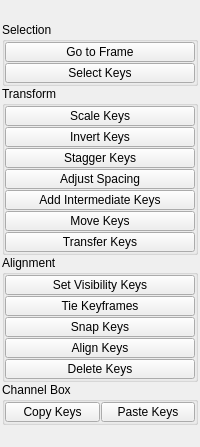
Qt form tentacle/ui/animation.ui (m3trik/tentacle) before a commit.
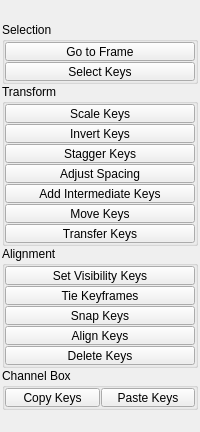
The same form after that commit. Custom widgets are drawn as their Qt base class.

```diff
--- a/tentacle/ui/animation.ui
+++ b/tentacle/ui/animation.ui
@@ -95,13 +95,13 @@
            <property name="minimumSize">
             <size>
              <width>0</width>
-             <height>20</height>
+             <height>19</height>
             </size>
            </property>
            <property name="maximumSize">
             <size>
              <width>16777215</width>
-             <height>20</height>
+             <height>19</height>
             </size>
            </property>
            <property name="toolTip">
@@ -120,13 +120,13 @@
            <property name="minimumSize">
             <size>
              <width>0</width>
-             <height>20</height>
+             <height>19</height>
             </size>
            </property>
            <property name="maximumSize">
             <size>
              <width>16777215</width>
-             <height>20</height>
+             <height>19</height>
             </size>
            </property>
            <property name="toolTip">
@@ -169,13 +169,13 @@
            <property name="minimumSize">
             <size>
              <width>0</width>
-             <height>20</height>
+             <height>19</height>
             </size>
            </property>
            <property name="maximumSize">
             <size>
              <width>16777215</width>
-             <height>20</height>
+             <height>19</height>
             </size>
            </property>
            <property name="toolTip">
@@ -194,13 +194,13 @@
            <property name="minimumSize">
             <size>
              <width>0</width>
-             <height>20</height>
+             <height>19</height>
             </size>
            </property>
            <property name="maximumSize">
             <size>
              <width>16777215</width>
-             <height>20</height>
+             <height>19</height>
             </size>
            </property>
            <property name="toolTip">
@@ -219,13 +219,13 @@
            <property name="minimumSize">
             <size>
              <width>0</width>
-             <height>20</height>
+             <height>19</height>
             </size>
            </property>
            <property name="maximumSize">
             <size>
              <width>16777215</width>
-             <height>20</height>
+             <height>19</height>
             </size>
            </property>
            <property name="toolTip">
@@ -244,13 +244,13 @@
            <property name="minimumSize">
             <size>
              <width>0</width>
-             <height>20</height>
+             <height>19</height>
             </size>
            </property>
            <property name="maximumSize">
             <size>
              <width>16777215</width>
-             <height>20</height>
+             <height>19</height>
             </size>
            </property>
            <property name="toolTip">
@@ -271,13 +271,13 @@
            <property name="minimumSize">
             <size>
              <width>0</width>
-             <height>20</height>
+             <height>19</height>
             </size>
            </property>
            <property name="maximumSize">
             <size>
              <width>16777215</width>
-             <height>20</height>
+             <height>19</height>
             </size>
            </property>
            <property name="toolTip">
@@ -297,13 +297,13 @@
            <property name="minimumSize">
             <size>
              <width>0</width>
-             <height>20</height>
+             <height>19</height>
             </size>
            </property>
            <property name="maximumSize">
             <size>
              <width>16777215</width>
-             <height>20</height>
+             <height>19</height>
             </size>
            </property>
            <property name="toolTip">
@@ -323,13 +323,13 @@
            <property name="minimumSize">
             <size>
              <width>0</width>
-             <height>20</height>
+             <height>19</height>
             </size>
            </property>
            <property name="maximumSize">
             <size>
              <width>16777215</width>
-             <height>20</height>
+             <height>19</height>
             </size>
            </property>
            <property name="toolTip">
@@ -372,13 +372,13 @@
            <property name="minimumSize">
             <size>
              <width>0</width>
-             <height>20</height>
+             <height>19</height>
             </size>
            </property>
            <property name="maximumSize">
             <size>
              <width>16777215</width>
-             <height>20</height>
+             <height>19</height>
             </size>
            </property>
            <property name="toolTip">
@@ -398,13 +398,13 @@
            <property name="minimumSize">
             <size>
              <width>0</width>
-             <height>20</height>
+             <height>19</height>
             </size>
            </property>
            <property name="maximumSize">
             <size>
              <width>16777215</width>
-             <height>20</height>
+             <height>19</height>
             </size>
            </property>
            <property name="toolTip">
@@ -425,13 +425,13 @@
            <property name="minimumSize">
             <size>
              <width>0</width>
-             <height>20</height>
+             <height>19</height>
             </size>
            </property>
            <property name="maximumSize">
             <size>
              <width>16777215</width>
-             <height>20</height>
+             <height>19</height>
             </size>
            </property>
            <property name="toolTip">
@@ -450,13 +450,13 @@
            <property name="minimumSize">
             <size>
              <width>0</width>
-             <height>20</height>
+             <height>19</height>
             </size>
            </property>
            <property name="maximumSize">
             <size>
              <width>16777215</width>
-             <height>20</height>
+             <height>19</height>
             </size>
            </property>
            <property name="toolTip">
@@ -482,13 +482,13 @@
            <property name="minimumSize">
             <size>
              <width>0</width>
-             <height>20</height>
+             <height>19</height>
             </size>
            </property>
            <property name="maximumSize">
             <size>
              <width>16777215</width>
-             <height>20</height>
+             <height>19</height>
             </size>
            </property>
            <property name="toolTip">
@@ -537,13 +537,13 @@
            <property name="minimumSize">
             <size>
              <width>0</width>
-             <height>20</height>
+             <height>19</height>
             </size>
            </property>
            <property name="maximumSize">
             <size>
              <width>16777215</width>
-             <height>20</height>
+             <height>19</height>
             </size>
            </property>
            <property name="toolTip">
@@ -568,13 +568,13 @@
            <property name="minimumSize">
             <size>
              <width>0</width>
-             <height>20</height>
+             <height>19</height>
             </size>
            </property>
            <property name="maximumSize">
             <size>
              <width>16777215</width>
-             <height>20</height>
+             <height>19</height>
             </size>
            </property>
            <property name="toolTip">
```
